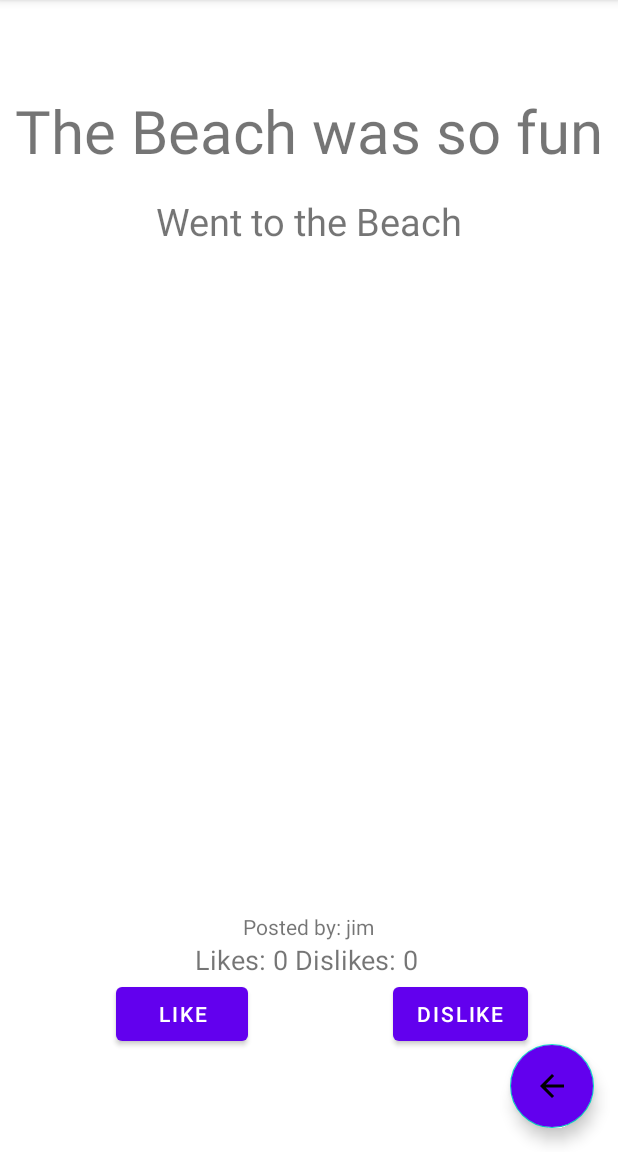
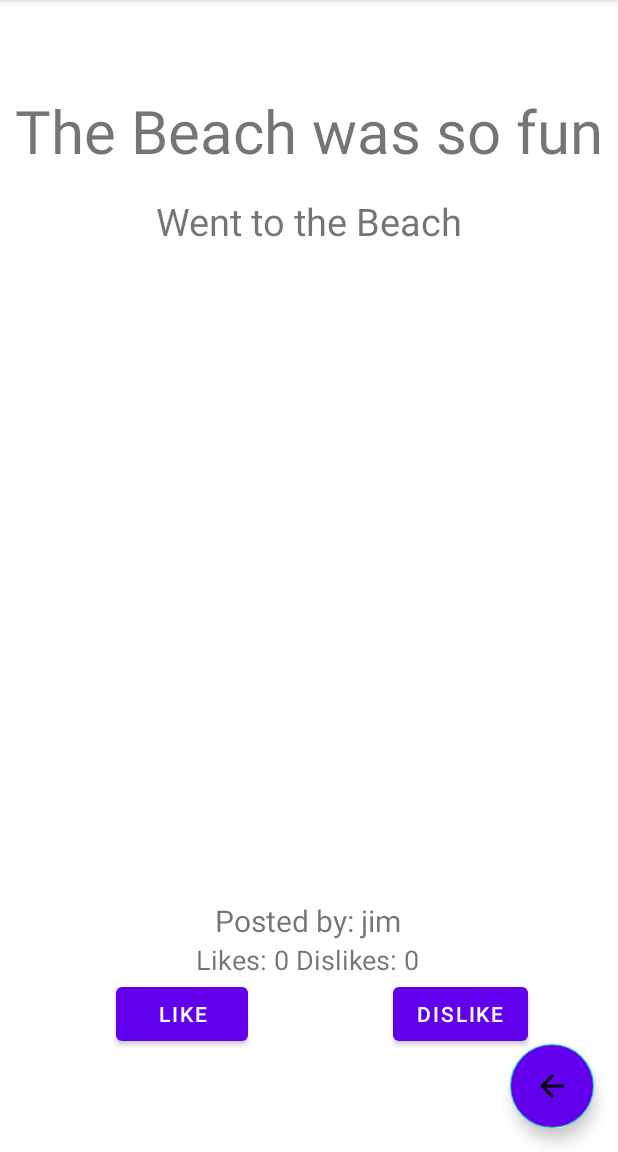
Before and after one commit to CaryLefteroffPortfolio/SocialMediaApp, an Android app: the PostContentViewFragment screen opened through its navigation route, on a phone screen of 412 x 824 dp, the part 84-1236 px from its top. Run offline under Robolectric (Android 15) with nearby library versions, the phone set to English and light mode, and no system bars; 3 statements that could not run were skipped.

Commit message:
Final iteration

```diff
--- a/app/src/main/res/layout/fragment_post_content_view.xml
+++ b/app/src/main/res/layout/fragment_post_content_view.xml
@@ -76,6 +76,7 @@
             android:layout_width="wrap_content"
             android:layout_height="wrap_content"
             android:text="@string/posted_by_xyz"
+            android:textSize="20dp"
             app:layout_constraintBottom_toTopOf="@+id/votes"
             app:layout_constraintEnd_toEndOf="parent"
             app:layout_constraintHorizontal_bias="0.498"
```
Also changed, not shown: app/src/main/java/com/example/cs175proj/PostContentViewFragment.java (+13 -8 lines).
